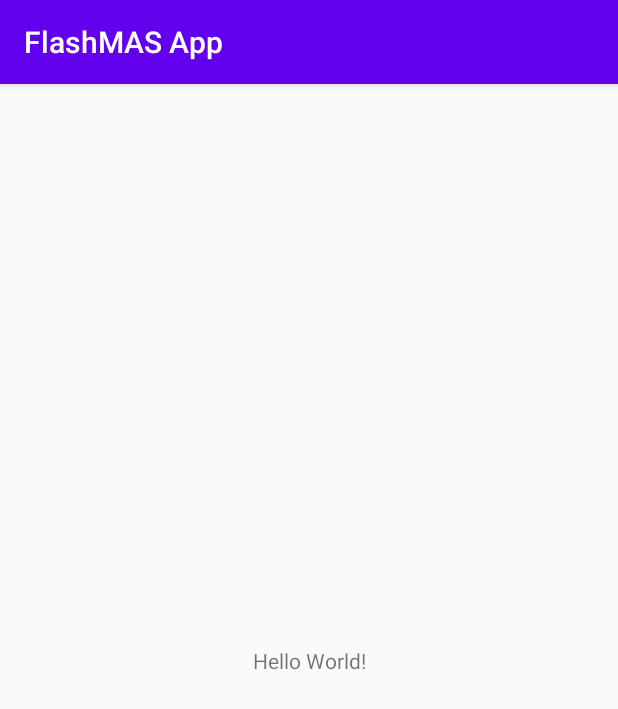
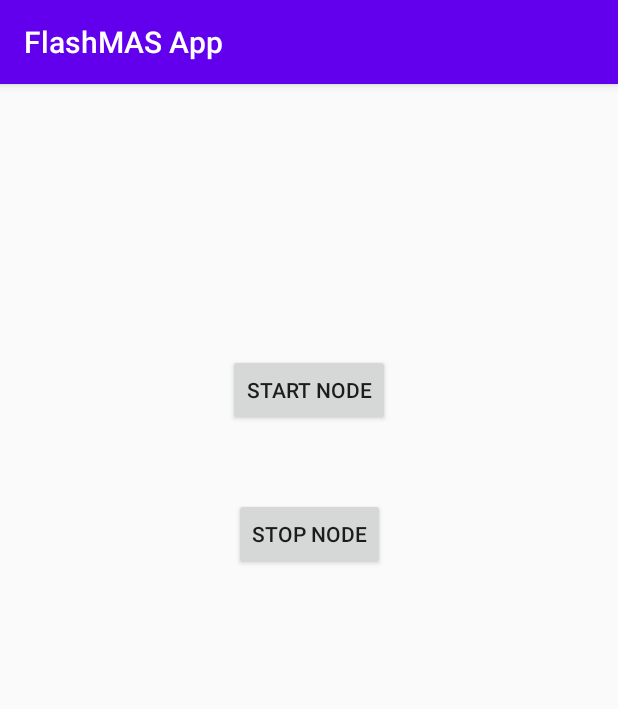
Before and after one commit to andreiolaru-ro/FLASH-MAS, an Android app: the screen it shows after launch (MainActivity), on a phone screen of 412 x 824 dp. Shown: the top 709 px of the screen. Run offline under Robolectric (Android 15) with nearby library versions, the phone set to English and light mode, and no system bars.

Commit message:
Add start and stop buttons

```diff
--- a/src-deployment/android-deployment/app/src/main/java/com/flashmas/app/MainActivity.java
+++ b/src-deployment/android-deployment/app/src/main/java/com/flashmas/app/MainActivity.java
@@ -3,6 +3,8 @@ package com.flashmas.app;
 import android.content.Intent;
 import android.os.Build;
 import android.os.Bundle;
+import android.view.View;
+import android.widget.Button;
 
 import androidx.appcompat.app.AppCompatActivity;
 
@@ -26,11 +28,27 @@ public class MainActivity extends AppCompatActivity {
 //        one.start();
 //        two.start();
 
-        Intent intent = new Intent(this, NodeForegroundService.class);
-        if (Build.VERSION.SDK_INT >= Build.VERSION_CODES.O) {
-            startForegroundService(intent);
-        } else {
-            startService(intent);
-        }
+        Button start = findViewById(R.id.start_node);
+        start.setOnClickListener(new View.OnClickListener() {
+            @Override
+            public void onClick(View v) {
+                Intent intent = new Intent(MainActivity.this, NodeForegroundService.class);
+                if (Build.VERSION.SDK_INT >= Build.VERSION_CODES.O) {
+                    startForegroundService(intent);
+                } else {
+                    startService(intent);
+                }
+            }
+        });
+
+
+        Button stop = findViewById(R.id.stop_node);
+        stop.setOnClickListener(new View.OnClickListener() {
+            @Override
+            public void onClick(View v) {
+                Intent intent = new Intent(MainActivity.this, NodeForegroundService.class);
+                stopService(intent);
+            }
+        });
     }
 }
--- a/src-deployment/android-deployment/app/src/main/res/layout/activity_main.xml
+++ b/src-deployment/android-deployment/app/src/main/res/layout/activity_main.xml
@@ -6,13 +6,24 @@
     android:layout_height="match_parent"
     tools:context=".MainActivity">
 
-    <TextView
+    <Button
+        android:id="@+id/start_node"
         android:layout_width="wrap_content"
         android:layout_height="wrap_content"
-        android:text="Hello World!"
+        android:text="@string/start_node_button"
         app:layout_constraintBottom_toBottomOf="parent"
-        app:layout_constraintLeft_toLeftOf="parent"
-        app:layout_constraintRight_toRightOf="parent"
-        app:layout_constraintTop_toTopOf="parent" />
+        app:layout_constraintEnd_toEndOf="parent"
+        app:layout_constraintStart_toStartOf="parent"
+        app:layout_constraintTop_toTopOf="parent"
+        app:layout_constraintVertical_bias="0.25" />
 
+    <Button
+        android:id="@+id/stop_node"
+        android:layout_width="wrap_content"
+        android:layout_height="wrap_content"
+        android:text="@string/stop_node_button"
+        android:layout_marginTop="48dp"
+        app:layout_constraintEnd_toEndOf="parent"
+        app:layout_constraintStart_toStartOf="parent"
+        app:layout_constraintTop_toBottomOf="@+id/start_node"/>
 </androidx.constraintlayout.widget.ConstraintLayout>
--- a/src-deployment/android-deployment/app/src/main/res/values/strings.xml
+++ b/src-deployment/android-deployment/app/src/main/res/values/strings.xml
@@ -1,3 +1,5 @@
 <resources>
     <string name="app_name">FlashMAS App</string>
+    <string name="start_node_button">Start Node</string>
+    <string name="stop_node_button">Stop Node</string>
 </resources>
```
